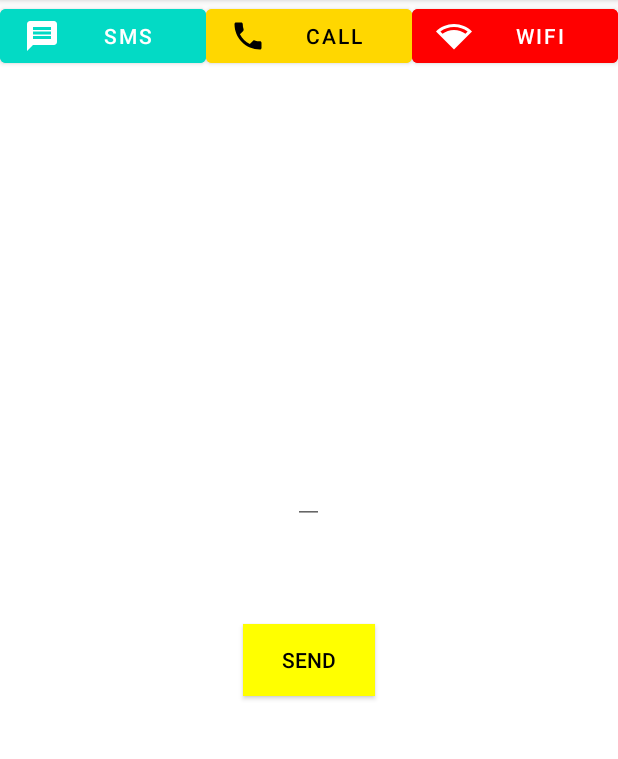
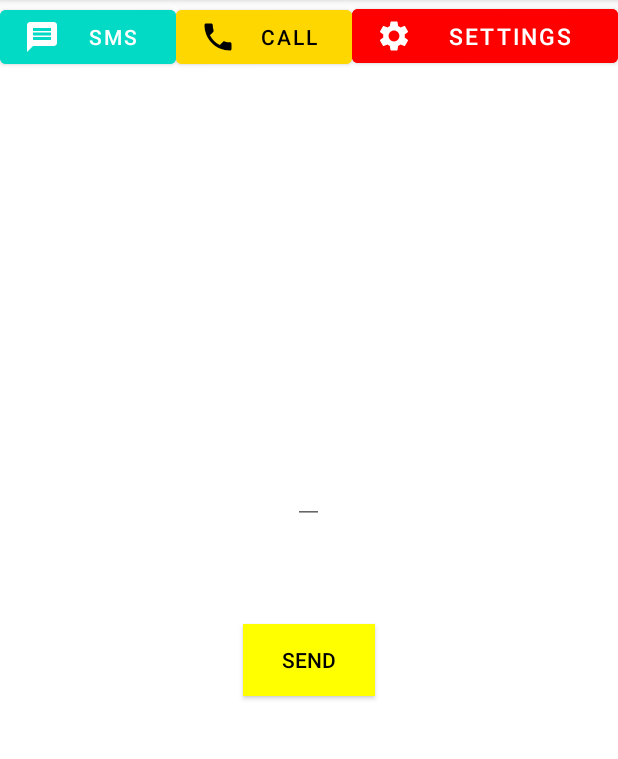
Before and after one commit to viettungvuong/CommonIntent, an Android app: the screen it shows after launch (MainActivity), after a tap on "SMS", on a phone screen of 412 x 824 dp, the part 84-843 px from its top. Run offline under Robolectric (Android 15) with nearby library versions, the phone set to English and light mode, and no system bars.

Commit message:
Them button

```diff
--- a/app/src/main/res/layout/activity_main.xml
+++ b/app/src/main/res/layout/activity_main.xml
@@ -44,10 +44,11 @@
         <com.google.android.material.button.MaterialButton
             android:id="@+id/webButton"
             android:layout_width="0dp"
-            android:layout_weight="1"
+            android:layout_weight="1.5"
             android:layout_height="wrap_content"
-            android:text="Wifi"
-            app:icon="@drawable/wifi"
+            android:text="Settings"
+            android:textSize="15dp"
+            app:icon="@drawable/settings"
             app:layout_constraintTop_toBottomOf="@id/phoneButton"
             app:layout_constraintLeft_toLeftOf="parent"
             app:layout_constraintRight_toRightOf="parent"
```
